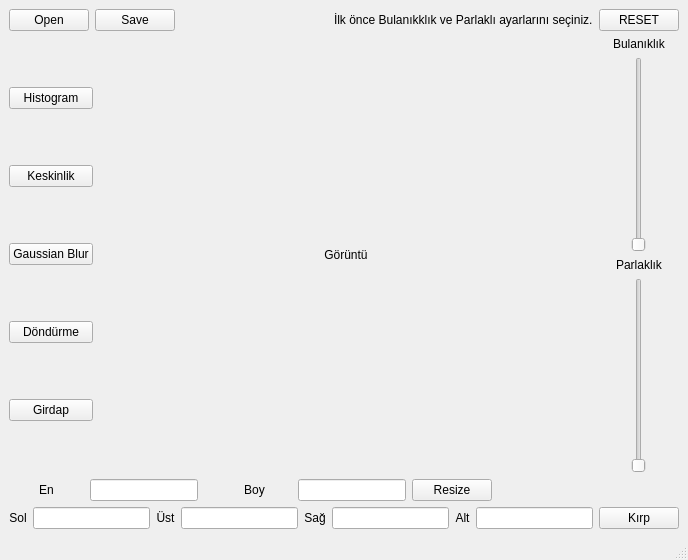
The window that process.ui (Ugur0855/Image_Proccessing_2020) describes before a commit, drawn with Qt 5.
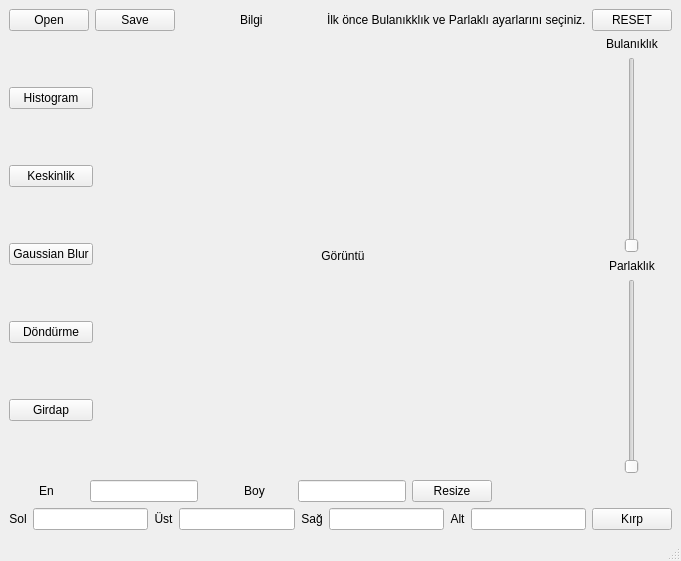
The same window after the commit.

Commit message: dimension info

The edit to the form file:
```diff
--- a/process.ui
+++ b/process.ui
@@ -6,8 +6,8 @@
    <rect>
     <x>0</x>
     <y>0</y>
-    <width>688</width>
-    <height>560</height>
+    <width>681</width>
+    <height>561</height>
    </rect>
   </property>
   <property name="maximumSize">
@@ -50,14 +50,34 @@
         </property>
         <property name="sizeHint" stdset="0">
          <size>
-          <width>438</width>
+          <width>40</width>
           <height>20</height>
          </size>
         </property>
        </spacer>
       </item>
       <item>
-       <widget class="QLabel" name="bilgiText">
+       <widget class="QLabel" name="bilgiLabel">
+        <property name="text">
+         <string>Bilgi</string>
+        </property>
+       </widget>
+      </item>
+      <item>
+       <spacer name="horizontalSpacer_5">
+        <property name="orientation">
+         <enum>Qt::Horizontal</enum>
+        </property>
+        <property name="sizeHint" stdset="0">
+         <size>
+          <width>40</width>
+          <height>20</height>
+         </size>
+        </property>
+       </spacer>
+      </item>
+      <item>
+       <widget class="QLabel" name="talimatLabel">
         <property name="text">
          <string>İlk önce Bulanıkklık ve Parlaklı ayarlarını seçiniz.</string>
         </property>
```
The commit also changes 2 other files.
